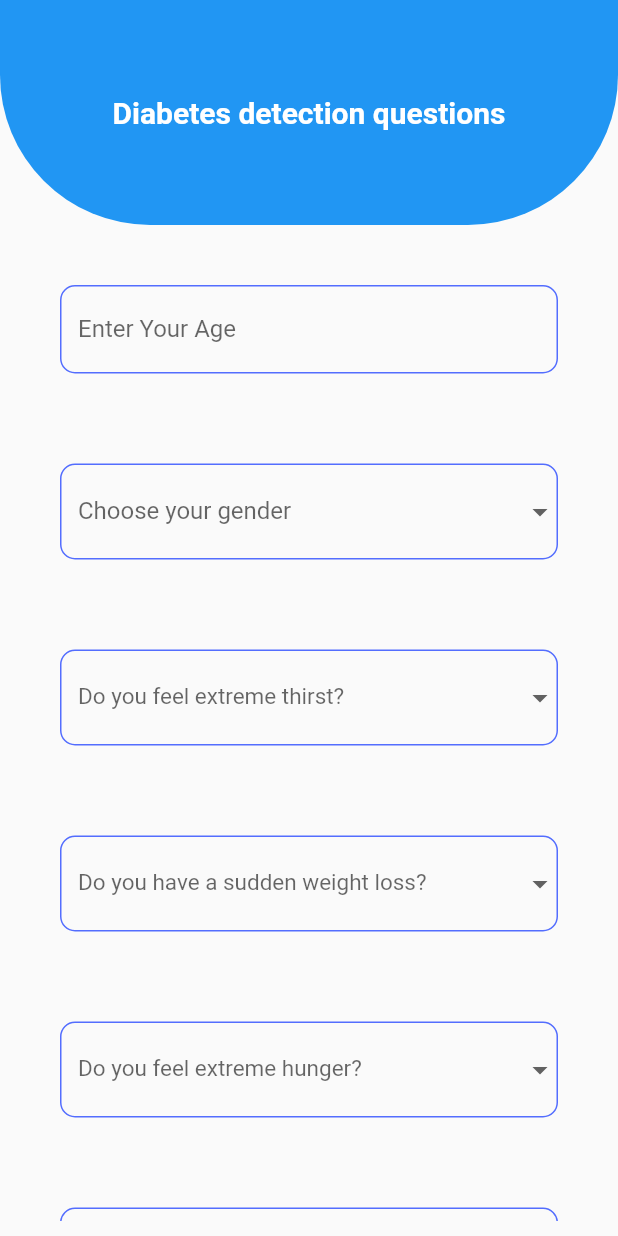
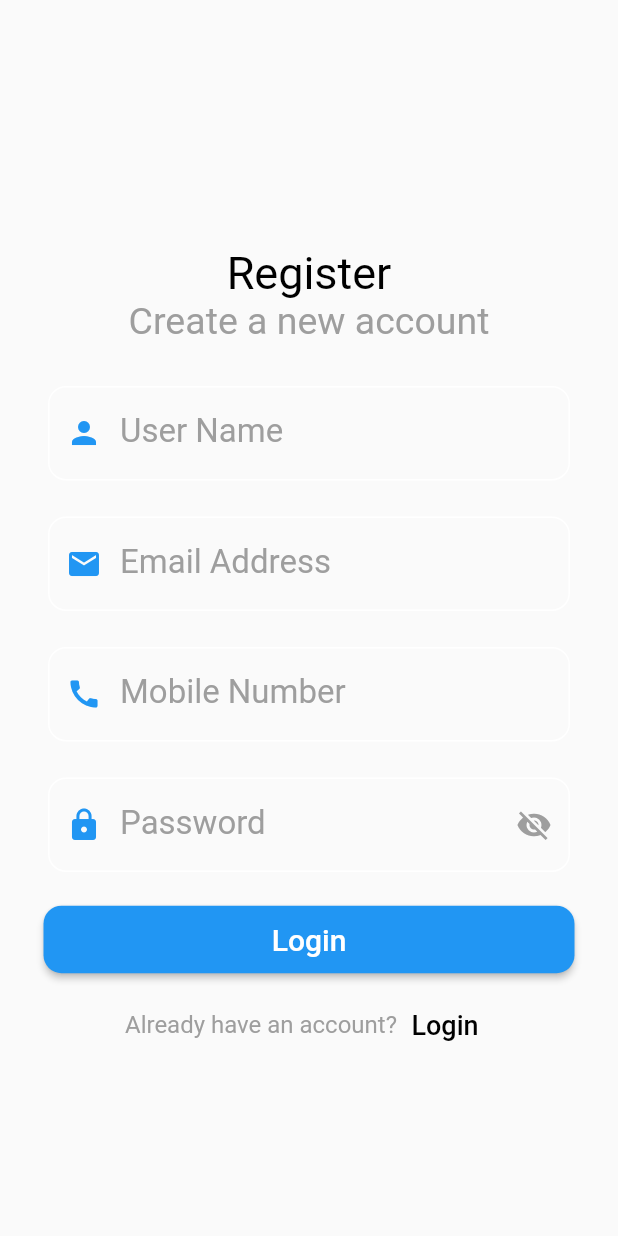
Before and after one commit to lojaina16/diabetes_app, a Flutter app: the screen it shows after launch, on a phone screen of 412 x 824 dp. Run offline on Flutter 3.47's test engine with Material 2 defaults, Android fonts, the phone set to English and light mode, and no system bars.

Commit message:
done login and register screen

```diff
--- /dev/null
+++ b/lib/loginScreen/custom_text_field.dart
@@ -0,0 +1,61 @@
+import 'package:flutter/material.dart';
+
+class CustomTextFromField extends StatelessWidget {
+  String hintText;
+  String labelText;
+  String? Function(String?) validator;
+  IconData icon;
+  TextInputType keyboardTybe;
+  TextInputAction textAction;
+  bool isObscure;
+  IconData? suffixIcon;
+
+  CustomTextFromField(
+      {this.suffixIcon,
+      required this.hintText,
+      required this.labelText,
+      required this.validator,
+      required this.icon,
+      this.keyboardTybe = TextInputType.text,
+      this.isObscure = false,
+      this.textAction = TextInputAction.next});
+
+  @override
+  Widget build(BuildContext context) {
+    return Padding(
+      padding: const EdgeInsets.all(12.0),
+      child: TextFormField(
+        decoration: InputDecoration(
+            suffixIcon: Icon(
+              suffixIcon,
+              color: Colors.grey,
+            ),
+            prefixIcon: Icon(icon, color: Colors.blue),
+            hintText: hintText,
+            hintStyle: TextStyle(color: Colors.grey, fontSize: 20),
+            labelText: labelText,
+            labelStyle: const TextStyle(color: Colors.grey, fontSize: 22),
+            enabledBorder: OutlineInputBorder(
+                borderRadius: BorderRadius.circular(12),
+                borderSide: BorderSide(color: Colors.white)),
+            focusedBorder: OutlineInputBorder(
+                borderRadius: BorderRadius.circular(12),
+                borderSide: BorderSide(color: Colors.white)),
+            errorBorder: OutlineInputBorder(
+                borderRadius: BorderRadius.circular(12),
+                borderSide: BorderSide(color: Colors.red)),
+            focusedErrorBorder: OutlineInputBorder(
+                borderRadius: BorderRadius.circular(12),
+                borderSide: BorderSide(color: Colors.red))),
+
+        keyboardType: keyboardTybe,
+        textInputAction: textAction,
+        keyboardAppearance: Brightness.light,
+        style: TextStyle(color: Colors.black, fontSize: 20),
+        //  controller: controller,
+        validator: validator,
+        obscureText: isObscure,
+      ),
+    );
+  }
+}
--- /dev/null
+++ b/lib/loginScreen/register.dart
@@ -0,0 +1,125 @@
+import 'package:flutter/material.dart';
+
+import 'custom_text_field.dart';
+import 'login.dart';
+
+class RegisterScreen extends StatelessWidget {
+  RegisterScreen({super.key});
+
+  static const String routeName = 'register screen';
+  final _formKey = GlobalKey<FormState>();
+
+  @override
+  Widget build(BuildContext context) {
+    return Scaffold(
+        body: Stack(children: [
+      SingleChildScrollView(
+          child: Padding(
+        padding: const EdgeInsets.symmetric(horizontal: 20),
+        child: Form(
+          key: _formKey,
+          child: Column(
+              mainAxisAlignment: MainAxisAlignment.start,
+              crossAxisAlignment: CrossAxisAlignment.stretch,
+              children: [
+                SizedBox(height: MediaQuery.of(context).size.height * 0.2),
+                Center(
+                    child: Text(
+                  'Register',
+                  style: TextStyle(color: Colors.black, fontSize: 30),
+                )),
+                Center(
+                  child: Text('Create a new account',
+                      style: TextStyle(color: Colors.grey, fontSize: 25)),
+                ),
+                SizedBox(height: MediaQuery.of(context).size.height * 0.02),
+                // Text('Username',style: TextStyle(color: Colors.white,fontSize:21,fontWeight: FontWeight.normal ),),
+                CustomTextFromField(
+                  hintText: 'Enter your Username',
+                  labelText: 'User Name',
+                  icon: Icons.person,
+                  validator: (text) {
+                    if (text == null || text.trim().isEmpty) {
+                      return 'please enter username';
+                    }
+                    return null;
+                  },
+                ),
+                CustomTextFromField(
+                  hintText: 'Enter your email',
+                  labelText: 'Email Address',
+                  icon: Icons.email,
+                  keyboardTybe: TextInputType.emailAddress,
+                  validator: (text) {
+                    if (text == null || text.trim().isEmpty) {
+                      return 'please enter email';
+                    }
+                    return null;
+                  },
+                ),
+                CustomTextFromField(
+                  hintText: 'Enter your mobile number',
+                  labelText: 'Mobile Number',
+                  icon: Icons.call,
+                  keyboardTybe: TextInputType.number,
+                  validator: (text) {
+                    if (text == null || text.trim().isEmpty) {
+                      return 'please enter mobile number';
+                    }
+                    return null;
+                  },
+                ),
+                CustomTextFromField(
+                  textAction: TextInputAction.done,
+                  hintText: 'Enter your password',
+                  suffixIcon: Icons.visibility_off,
+                  labelText: 'Password',
+                  icon: Icons.lock,
+                  isObscure: true,
+                  validator: (text) {
+                    if (text == null || text.trim().isEmpty) {
+                      return 'please enter password';
+                    }
+                    if (text.length < 6) {
+                      return 'password should be at least 6';
+                    }
+                    return null;
+                  },
+                ),
+                Padding(
+                  padding: const EdgeInsets.all(9.0),
+                  child: ElevatedButton(
+                    onPressed: () {
+                      if (_formKey.currentState!.validate()) {
+                        Navigator.pushNamed(context, LoginScreen.routeName);
+                      }
+                    },
+                    child: Text('Login', style: TextStyle(fontSize: 20)),
+                    style: ButtonStyle(
+                        shape: MaterialStatePropertyAll(RoundedRectangleBorder(
+                            borderRadius: BorderRadius.circular(12))),
+                        padding: MaterialStatePropertyAll(EdgeInsets.symmetric(
+                            vertical: 11, horizontal: 130))),
+                  ),
+                ),
+                Row(
+                  mainAxisAlignment: MainAxisAlignment.center,
+                  children: [
+                    Text("Already have an account?",
+                        style: TextStyle(color: Colors.grey, fontSize: 16)),
+                    TextButton(
+                        onPressed: () {
+                          Navigator.pushNamed(context, LoginScreen.routeName);
+                        },
+                        child: Text(
+                          'Login',
+                          style: TextStyle(fontSize: 18, color: Colors.black),
+                        ))
+                  ],
+                ),
+              ]),
+        ),
+      ))
+    ]));
+  }
+}
--- a/lib/main.dart
+++ b/lib/main.dart
@@ -2,6 +2,9 @@ import 'package:diabetes_app/questionScreens/femaleTypeQuestion.dart';
 import 'package:diabetes_app/questionScreens/quesions_screen.dart';
 import 'package:diabetes_app/questionScreens/questions2_screen.dart';
 import 'package:flutter/material.dart';
+
+import 'loginScreen/login.dart';
+import 'loginScreen/register.dart';
 
 void main() {
   runApp(MyApp());
@@ -12,8 +15,10 @@ class MyApp extends StatelessWidget {
   Widget build(BuildContext context) {
     return MaterialApp(
       debugShowCheckedModeBanner: false,
-      initialRoute: Question.routeName,
+      initialRoute: RegisterScreen.routeName,
       routes: {
+        RegisterScreen.routeName: (context) => RegisterScreen(),
+        LoginScreen.routeName: (context) => LoginScreen(),
         Question.routeName: (context) => Question(),
         Question2.routeName: (context) => Question2(),
         FemaleQuestions.routeName: (context) => FemaleQuestions()
--- a/lib/questionScreens/quesions_screen.dart
+++ b/lib/questionScreens/quesions_screen.dart
@@ -113,7 +113,7 @@ class _QuestionState extends State<Question> {
                       }
                       if (selectedGender == "Female") {
                         Navigator.pushNamed(context, FemaleQuestions.routeName);
-                      } else {
+                      } else if (selectedGender == "Male") {
                         Navigator.pushNamed(context, Question2.routeName);
                       }
                     },
```
Also changed, not shown: lib/loginScreen/login.dart (added, +112 -0 lines).
